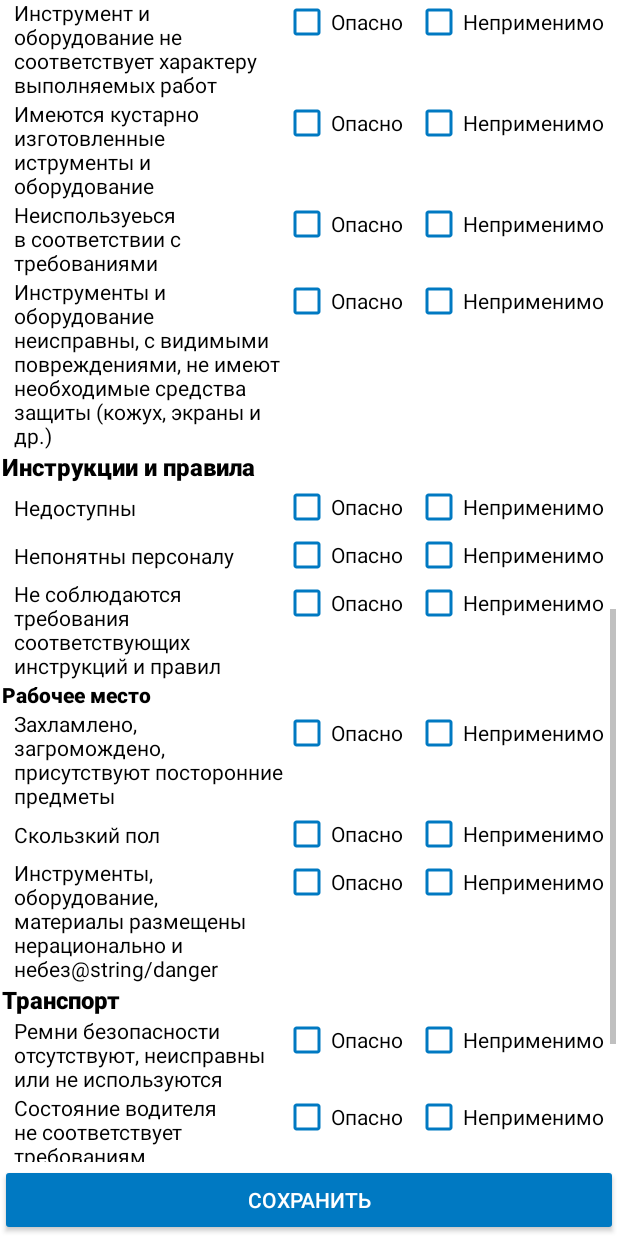
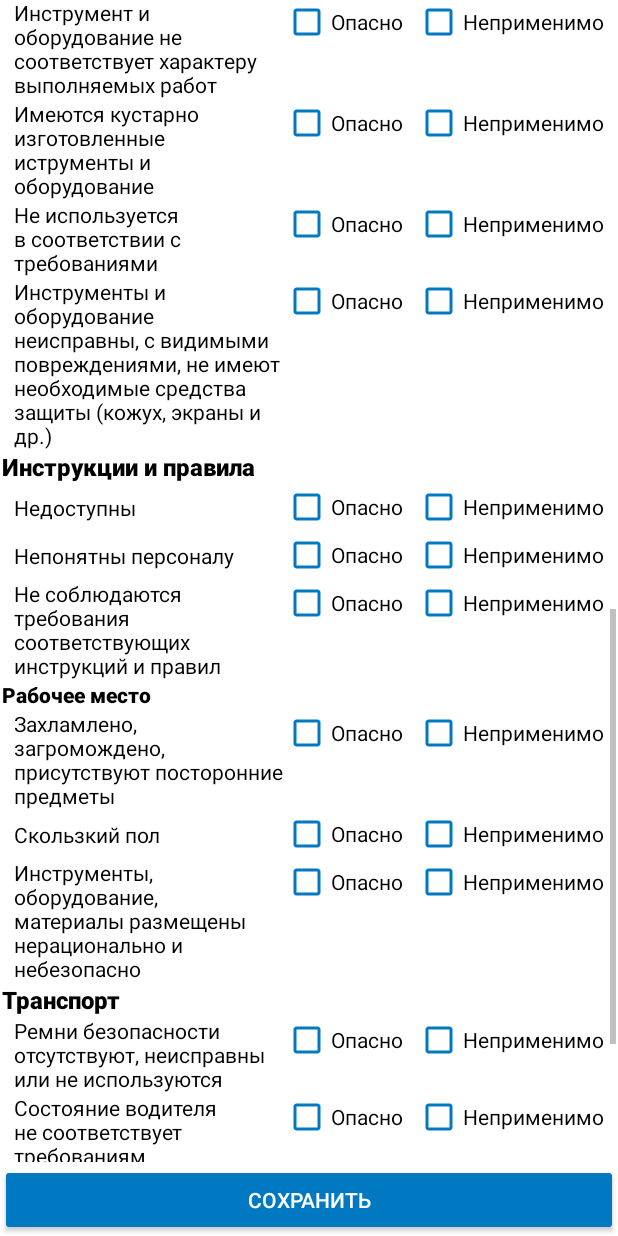
Before and after one commit to neguss/PAB, an Android app: the CheckActivity screen opened directly, with no data from a screen before it, scrolled down 1084 dp, on a phone screen of 412 x 824 dp. Run offline under Robolectric (Android 15) with nearby library versions, the phone set to English and light mode, and no system bars; network calls fail; Roboto replaces fonts that are not available here.

```diff
--- a/app/src/main/java/com/example/myapplication/MainActivity.kt
+++ b/app/src/main/java/com/example/myapplication/MainActivity.kt
@@ -2,6 +2,7 @@ package com.example.myapplication
 
 import androidx.appcompat.app.AppCompatActivity
 import android.app.Activity
+import android.app.Notification
 import android.os.Bundle
 import android.content.Intent
 import androidx.core.content.ContextCompat
@@ -10,6 +11,7 @@ import android.content.pm.PackageManager
 import android.icu.text.SymbolTable
 import android.os.Build
 import android.os.Environment
+import android.os.Message
 import android.widget.*
 import androidx.annotation.RequiresApi
 import androidx.core.app.ActivityCompat
@@ -84,7 +86,7 @@ class MainActivity : Activity() {
                     testt[i]=(testt[i]+1).toByte()
                 }
                 out.appendText(output)
-                Toast.makeText(this, "Отчет успешно сохранен по пути"+"/storage/emulated/0/Download/"+npp.text+"_от_"+curr_dt.replace('/','.'), Toast.LENGTH_SHORT)
+                Toast.makeText(this, "Отчет успешно сохранен по пути"+"/storage/emulated/0/Download/"+npp.text+"_от_"+curr_dt.replace('/','.'), Toast.LENGTH_LONG)
             }
             else {
                 Toast.makeText(this, "Нет доступа к внутреннему хранилищу", Toast.LENGTH_SHORT)
--- a/app/src/main/res/layout/activity_main.xml
+++ b/app/src/main/res/layout/activity_main.xml
@@ -5,6 +5,7 @@
     android:layout_width="match_parent"
     android:layout_height="match_parent"
     android:background="@color/cardview_light_background"
+    android:scrollbars="vertical"
     app:layout_scrollFlags="scroll"
     tools:context=".MainActivity">
 
@@ -203,7 +204,7 @@
         android:layout_marginTop="8dp"
         android:layout_marginEnd="24dp"
         android:backgroundTint="@color/corporate_blue"
-        android:text="Схоронить"
+        android:text="Сохранить отчёт"
         android:textColor="@color/white"
         app:layout_constraintEnd_toEndOf="parent"
         app:layout_constraintTop_toBottomOf="@+id/time_value" />
@@ -241,5 +242,4 @@
         app:layout_constraintBottom_toBottomOf="@+id/pers_label"
         app:layout_constraintStart_toEndOf="@+id/pers_label"
         app:layout_constraintTop_toTopOf="@+id/pers_label" />
-
 </androidx.constraintlayout.widget.ConstraintLayout>
--- a/app/src/main/res/values/strings.xml
+++ b/app/src/main/res/values/strings.xml
@@ -36,12 +36,12 @@
     <string name="p31">Спецодежда и СИЗ не соответствует характеру выполняемых работ</string>
     <string name="p32">Нет в наличии всех необходимых СИЗ</string>
     <string name="p33">Применяет неисправные (с видимыми повреждениями) СИЗ</string>
-    <string name="p34">Работника неправильно использует выданные СИЗ</string>
+    <string name="p34">Работник неправильно использует выданные СИЗ</string>
     <string name="p35">Не применяет СИЗ, не использует средства коллективной защиты</string>
     <string name="p4">Инструмент и оборудование</string>
     <string name="p41">Инструмент и оборудование не соответствует характеру выполняемых работ</string>
     <string name="p42">Имеются кустарно изготовленные иструменты и оборудование</string>
-    <string name="p43">Неиспользуеься в соответствии с требованиями</string>
+    <string name="p43">Не используется в соответствии с требованиями</string>
     <string name="p44">Инструменты и оборудование неисправны, с видимыми повреждениями, не имеют необходимые средства защиты (кожух, экраны и др.)</string>
     <string name="p5">Инструкции и правила</string>
     <string name="p51">Недоступны</string>
@@ -50,7 +50,7 @@
     <string name="p6">Рабочее место</string>
     <string name="p61">Захламлено, загромождено, присутствуют посторонние предметы</string>
     <string name="p62">Скользкий пол</string>
-    <string name="p63">Инструменты, оборудование, материалы размещены нерационально и небез@string/danger</string>
+    <string name="p63">Инструменты, оборудование, материалы размещены нерационально и небезопасно</string>
     <string name="p7">Транспорт</string>
     <string name="p71">Ремни безопасности отсутствуют, неисправны или не используются</string>
     <string name="p72">Состояние водителя не соответствует требованиям</string>
```
